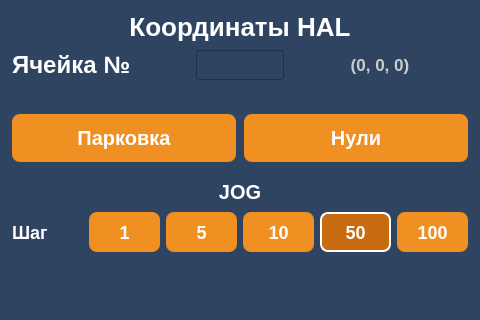
Before: the Qt Designer form client/GUI/ui/screen_38_hal_coords.ui in komrade2801/AutoSklad, drawn with Qt 5; both pictures show x 0 to 480 and y 0 to 320 of the 480 by 800 pixel window.
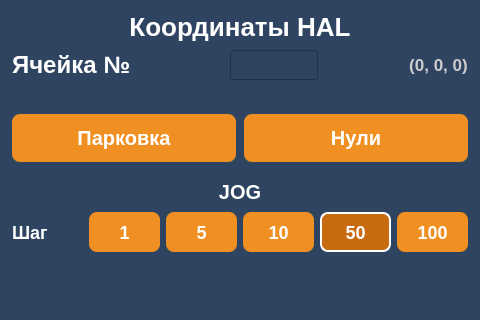
After: the same form once the commit is applied. Icons and pictures are not drawn.

The edit to the form file:
```diff
--- a/client/GUI/ui/screen_38_hal_coords.ui
+++ b/client/GUI/ui/screen_38_hal_coords.ui
@@ -66,6 +66,12 @@
     <layout class="QHBoxLayout" name="layout_cell_row">
      <item>
       <widget class="QLabel" name="lbl_cell">
+       <property name="minimumSize">
+        <size>
+         <width>111</width>
+         <height>0</height>
+        </size>
+       </property>
        <property name="text">
         <string>Ячейка №</string>
        </property>
@@ -75,6 +81,24 @@
       </widget>
      </item>
      <item>
+      <widget class="QWidget" name="widget_cell_number" native="true">
+       <layout class="QHBoxLayout" name="layout_cell_number">
+        <property name="leftMargin">
+         <number>-30</number>
+        </property>
+        <property name="topMargin">
+         <number>0</number>
+        </property>
+        <property name="rightMargin">
+         <number>0</number>
+        </property>
+        <property name="bottomMargin">
+         <number>0</number>
+        </property>
+        <property name="spacing">
+         <number>0</number>
+        </property>
+        <item>
       <widget class="QLineEdit" name="edit_cell_number">
        <property name="minimumSize">
         <size>
@@ -96,6 +120,9 @@
        <property name="alignment">
         <set>Qt::AlignCenter</set>
        </property>
+         </widget>
+        </item>
+       </layout>
       </widget>
      </item>
      <item>
```
Lines whose indentation alone changed are shown as unchanged.
